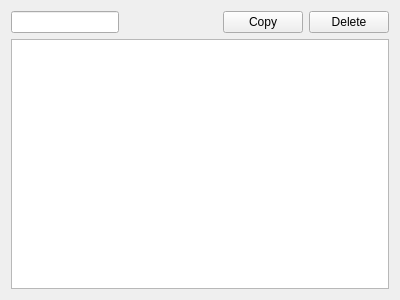
This is qml/gist.ui in arsham/gistflow as Qt 5 draws it before an edit. The edited form follows.
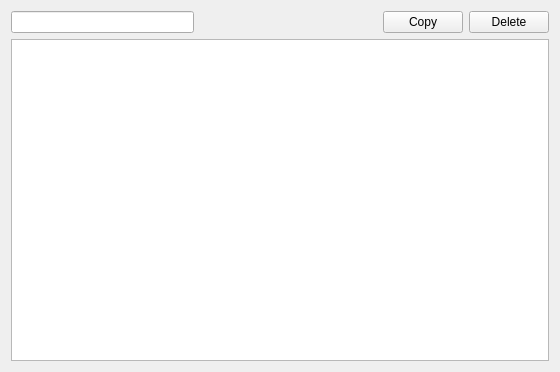
This is the edited form.

```diff
--- a/qml/gist.ui
+++ b/qml/gist.ui
@@ -6,8 +6,8 @@
    <rect>
     <x>0</x>
     <y>0</y>
-    <width>400</width>
-    <height>300</height>
+    <width>560</width>
+    <height>372</height>
    </rect>
   </property>
   <property name="windowTitle">
```
